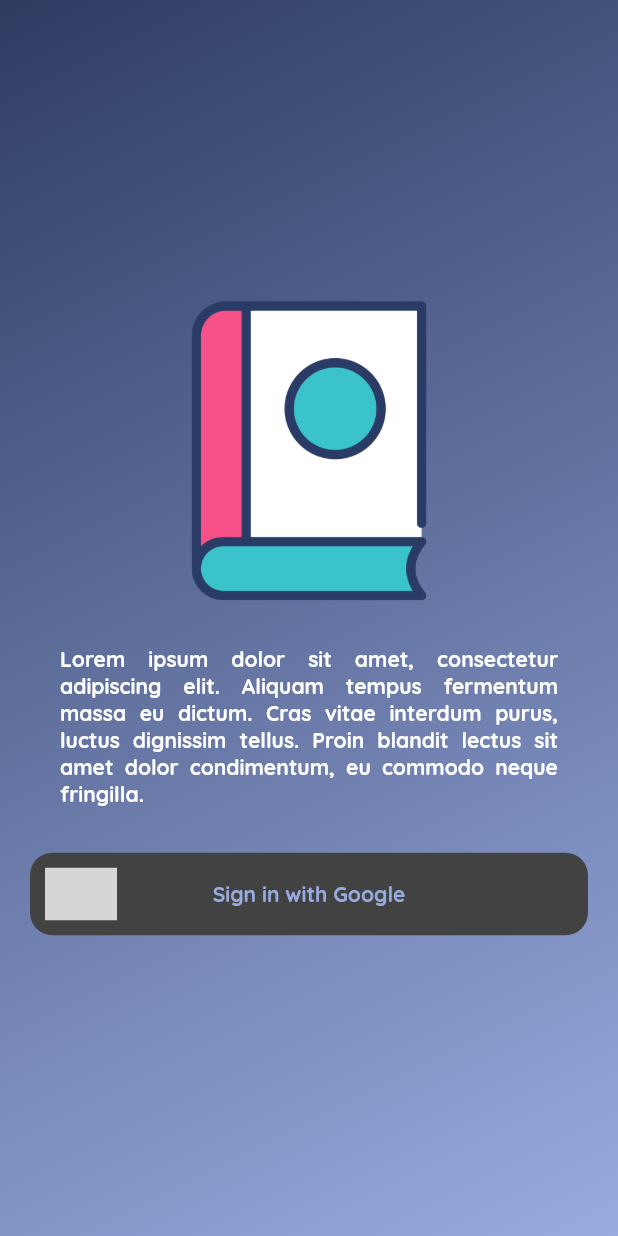
After one commit to mustafasmnc/Study_App, a Flutter app: the LoginScreen screen opened by its route, on a phone screen of 412 x 824 dp. The commit adds this screen. Run offline on Flutter 3.47's test engine with Material 2 defaults, Android fonts, the phone set to English and light mode, and no system bars; our stand-ins replace cached_network_image, cloud_firestore, firebase_auth, firebase_core, firebase_storage, flutter_svg and 4 more; accounts and stored records are empty; project files that could hold a hidden picture were left out; grey boxes are pictures that could not be loaded.

Commit message:
google sign in

```diff
--- a/lib/controllers/auth/auth_controller.dart
+++ b/lib/controllers/auth/auth_controller.dart
@@ -3,6 +3,7 @@ import 'package:firebase_core/firebase_core.dart';
 import 'package:get/get.dart';
 import 'package:google_sign_in/google_sign_in.dart';
 import 'package:study_app/firebase_ref/firebase_references.dart';
+import 'package:study_app/screens/login/login_screen.dart';
 import 'package:study_app/widgets/dialogs/dialogue_widget.dart';
 
 class AuthController extends GetxController {
@@ -62,7 +63,7 @@ class AuthController extends GetxController {
     Get.dialog(
       Dialogs.questionStartDialog(onTap: () {
         Get.back();
-        //Navigate to login page
+        navigateTLoginPage();
       }),
       barrierDismissible: false,
     );
@@ -71,4 +72,8 @@ class AuthController extends GetxController {
   bool isLoggedIn() {
     return _auth.currentUser != null;
   }
+
+  void navigateTLoginPage() {
+    Get.toNamed(LoginScreen.routeName);
+  }
 }
--- a/lib/routes/app_routes.dart
+++ b/lib/routes/app_routes.dart
@@ -3,11 +3,15 @@ import 'package:study_app/controllers/drawer/zoom_drawer_controller.dart';
 import 'package:study_app/controllers/question_paper/question_paper_controller.dart';
 import 'package:study_app/screens/home/home_screen.dart';
 import 'package:study_app/screens/introduction/introduction_screen.dart';
+import 'package:study_app/screens/login/login_screen.dart';
 import 'package:study_app/screens/splash/splash_screen.dart';
 
 class AppRoutes {
   static List<GetPage> routes() => [
-        GetPage(name: "/", page: () => SplashScreen()),
+        GetPage(
+          name: "/",
+          page: () => SplashScreen(),
+        ),
         GetPage(
           name: "/introduction",
           page: () => AppIntroductionScreen(),
@@ -19,6 +23,10 @@ class AppRoutes {
             Get.put(QuestionPaperController());
             Get.put(MyZoomDrawerController());
           }),
-        )
+        ),
+        GetPage(
+          name: LoginScreen.routeName,
+          page: () => LoginScreen(),
+        ),
       ];
 }
--- /dev/null
+++ b/lib/screens/login/login_screen.dart
@@ -0,0 +1,70 @@
+import 'package:flutter/material.dart';
+import 'package:flutter/src/foundation/key.dart';
+import 'package:flutter/src/widgets/framework.dart';
+import 'package:flutter_svg/svg.dart';
+import 'package:get/get.dart';
+import 'package:study_app/configs/themes/app_colors.dart';
+import 'package:study_app/controllers/auth/auth_controller.dart';
+import 'package:study_app/widgets/common/main_button.dart';
+
+class LoginScreen extends GetView<AuthController> {
+  const LoginScreen({Key? key}) : super(key: key);
+  static const String routeName = '/login';
+
+  @override
+  Widget build(BuildContext context) {
+    return Scaffold(
+      body: Container(
+        padding: EdgeInsets.symmetric(horizontal: 20, vertical: 10),
+        alignment: Alignment.center,
+        decoration: BoxDecoration(
+          gradient: mainGradient(),
+        ),
+        child: Column(
+          mainAxisAlignment: MainAxisAlignment.center,
+          children: [
+            Image.asset(
+              "assets/images/app_splash_logo.png",
+              width: 200,
+              height: 200,
+            ),
+            const Padding(
+              padding: EdgeInsets.symmetric(horizontal: 20, vertical: 30),
+              child: Text(
+                'Lorem ipsum dolor sit amet, consectetur adipiscing elit. Aliquam tempus fermentum massa eu dictum. Cras vitae interdum purus, luctus dignissim tellus. Proin blandit lectus sit amet dolor condimentum, eu commodo neque fringilla.',
+                style: TextStyle(
+                  color: onSurfaceTextColor,
+                  fontWeight: FontWeight.bold,
+                ),
+                textAlign: TextAlign.justify,
+              ),
+            ),
+            MainButton(
+              onTap: () {
+                controller.signInwithGoogle();
+              },
+              child: Stack(
+                children: [
+                  Positioned(
+                      top: 0,
+                      bottom: 0,
+                      left: 0,
+                      child: SvgPicture.asset('assets/icons/google.svg')),
+                  Center(
+                    child: Text(
+                      'Sign in with Google',
+                      style: TextStyle(
+                        color: Theme.of(context).primaryColor,
+                        fontWeight: FontWeight.bold,
+                      ),
+                    ),
+                  )
+                ],
+              ),
+            )
+          ],
+        ),
+      ),
+    );
+  }
+}
--- /dev/null
+++ b/lib/widgets/common/main_button.dart
@@ -0,0 +1,50 @@
+import 'package:flutter/material.dart';
+import 'package:study_app/configs/themes/app_colors.dart';
+
+class MainButton extends StatelessWidget {
+  final String title;
+  final VoidCallback onTap;
+  final bool enabled;
+  final Widget? child;
+  final Color? color;
+  const MainButton(
+      {Key? key,
+      this.title = '',
+      required this.onTap,
+      this.enabled = true,
+      this.child,
+      this.color})
+      : super(key: key);
+
+  @override
+  Widget build(BuildContext context) {
+    return Material(
+      type: MaterialType.transparency,
+      child: SizedBox(
+        height: 55,
+        child: InkWell(
+            onTap: enabled == false ? null : onTap,
+            child: Container(
+              decoration: BoxDecoration(
+                borderRadius: BorderRadius.circular(15),
+                color: color ?? Theme.of(context).cardColor,
+              ),
+              width: double.maxFinite,
+              child: Padding(
+                padding: const EdgeInsets.all(10.0),
+                child: child ??
+                    Center(
+                      child: Text(
+                        title,
+                        style: const TextStyle(
+                          fontWeight: FontWeight.bold,
+                          color: onSurfaceTextColor,
+                        ),
+                      ),
+                    ),
+              ),
+            )),
+      ),
+    );
+  }
+}
--- a/pubspec.yaml
+++ b/pubspec.yaml
@@ -44,6 +44,7 @@ dependencies:
   url_launcher: ^6.1.6
   firebase_auth: ^4.1.1
   google_sign_in: ^5.4.2
+  flutter_svg: ^1.1.6
 
 dev_dependencies:
   flutter_test:
```
Also changed, not shown: pubspec.lock, 2 other files.
